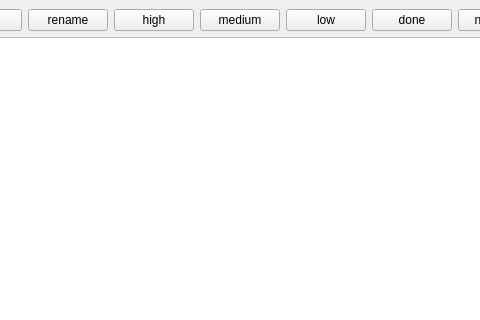
First picture: the form in mainwindow.ui, repository dimitris47/tiki, before the edit; both pictures show x 325 to 805 and y 0 to 320 of the 958 by 537 pixel window.
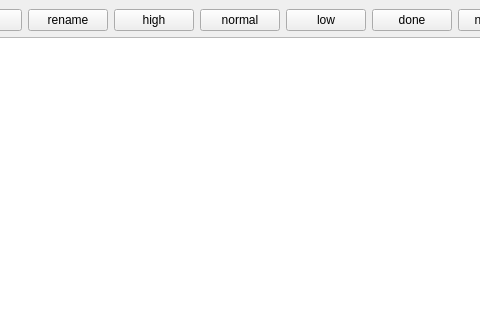
Second picture: the form after the edit. Icons and pictures are not drawn.

Commit message: set change to normal & low priorities

```diff
--- a/mainwindow.ui
+++ b/mainwindow.ui
@@ -32,7 +32,7 @@
     <item row="0" column="6">
      <widget class="QPushButton" name="medBtn">
       <property name="text">
-       <string>medium</string>
+       <string>normal</string>
       </property>
      </widget>
     </item>
```
Left out of the diff: 2 changed lines with no effect on the pictures. The commit also changes 2 other files.
